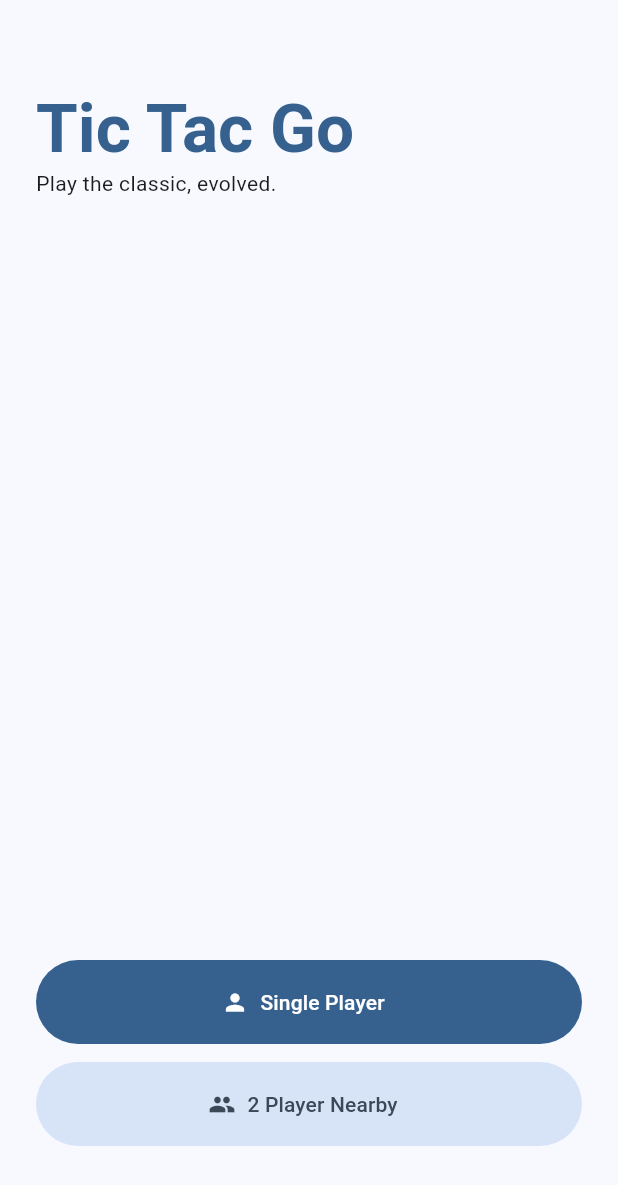
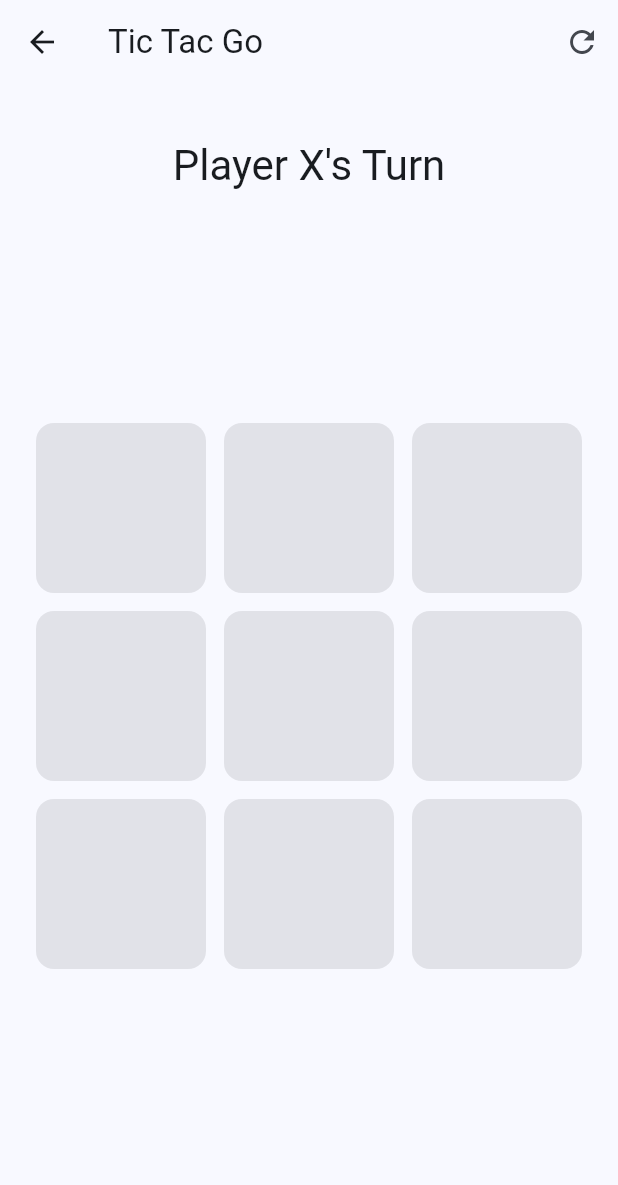
Before and after one commit to harshit2k4/tictacgo, a Flutter app: the screen it shows after launch, after a tap on "Single Player", on a phone screen of 412 x 824 dp. Shown: the top 1185 px of the screen. Run offline on Flutter 3.47's test engine with Material 3 defaults, Android fonts, the phone set to English and light mode, and no system bars; our stand-ins replace flutter_riverpod, riverpod_annotation; generated files the repository leaves out were written again.

Commit message:
feat(screen): create game play interface

```diff
--- /dev/null
+++ b/lib/features/game/presentation/screens/game_screen.dart
@@ -0,0 +1,77 @@
+import 'package:flutter/material.dart';
+import 'package:flutter_riverpod/flutter_riverpod.dart';
+import 'package:tictacgo/features/game/application/game_notifier.dart';
+import 'package:tictacgo/features/game/domain/player.dart';
+import 'package:tictacgo/features/game/presentation/widgets/game_cell.dart';
+
+class GameScreen extends ConsumerWidget {
+  const GameScreen({super.key});
+
+  @override
+  Widget build(BuildContext context, WidgetRef ref) {
+    final state = ref.watch(gameNotifierProvider);
+
+    return Scaffold(
+      appBar: AppBar(
+        title: const Text('Tic Tac Go'),
+        actions: [
+          IconButton(
+            onPressed: () =>
+                ref.read(gameNotifierProvider.notifier).resetGame(),
+            icon: const Icon(Icons.refresh),
+          ),
+        ],
+      ),
+      body: SafeArea(
+        child: Column(
+          children: [
+            const SizedBox(height: 20),
+            // Status Text
+            Padding(
+              padding: const EdgeInsets.symmetric(vertical: 16.0),
+              child: Text(
+                state.winner != null
+                    ? 'Winner: ${state.winner == Player.x ? "X" : "O"}'
+                    : state.isDraw
+                    ? 'It\'s a Draw!'
+                    : 'Player ${state.currentPlayer == Player.x ? "X" : "O"}\'s Turn',
+                style: Theme.of(context).textTheme.headlineMedium,
+              ),
+            ),
+
+            // Main board
+            Expanded(
+              child: Center(
+                child: AspectRatio(
+                  aspectRatio: 1,
+                  child: Padding(
+                    padding: const EdgeInsets.all(24.0),
+                    child: GridView.builder(
+                      physics: const NeverScrollableScrollPhysics(),
+                      gridDelegate:
+                          const SliverGridDelegateWithFixedCrossAxisCount(
+                            crossAxisCount: 3,
+                            crossAxisSpacing: 12,
+                            mainAxisSpacing: 12,
+                          ),
+                      itemCount: 9,
+                      itemBuilder: (context, index) {
+                        return GameCell(
+                          index: index,
+                          player: state.cells[index],
+                        );
+                      },
+                    ),
+                  ),
+                ),
+              ),
+            ),
+
+            // Bottom Spacer for uniform look
+            const SizedBox(height: 40),
+          ],
+        ),
+      ),
+    );
+  }
+}
--- a/lib/features/game/presentation/screens/home_screen.dart
+++ b/lib/features/game/presentation/screens/home_screen.dart
@@ -1,4 +1,5 @@
 import 'package:flutter/material.dart';
+import 'package:tictacgo/features/game/presentation/screens/game_screen.dart';
 
 class HomeScreen extends StatelessWidget {
   const HomeScreen({super.key});
@@ -25,7 +26,9 @@ class HomeScreen extends StatelessWidget {
 
               FilledButton.icon(
                 onPressed: () {
-                  // TODO: Navigate to Game Screen
+                  Navigator.of(context).push(
+                    MaterialPageRoute(builder: (context) => const GameScreen()),
+                  );
                 },
                 style: FilledButton.styleFrom(
                   minimumSize: const Size(double.infinity, 56),
--- /dev/null
+++ b/lib/features/game/presentation/widgets/game_cell.dart
@@ -0,0 +1,45 @@
+import 'package:flutter/material.dart';
+import 'package:flutter_riverpod/flutter_riverpod.dart';
+import 'package:tictacgo/features/game/application/game_notifier.dart';
+import 'package:tictacgo/features/game/domain/player.dart';
+
+class GameCell extends ConsumerWidget {
+  final int index;
+  final Player player;
+
+  const GameCell({super.key, required this.index, required this.player});
+
+  @override
+  Widget build(BuildContext context, WidgetRef ref) {
+    return GestureDetector(
+      onTap: () {
+        // Call notifier to make a move
+        ref.read(gameNotifierProvider.notifier).makeMove(index);
+      },
+      child: Container(
+        decoration: BoxDecoration(
+          // Using M3 Surface container colors
+          color: Theme.of(context).colorScheme.surfaceContainerHighest,
+          borderRadius: BorderRadius.circular(12),
+        ),
+        child: Center(child: _buildPlayerMarker()),
+      ),
+    );
+  }
+
+  Widget _buildPlayerMarker() {
+    // Simple text for now, replace with animations later
+    if (player == Player.x) {
+      return const Text(
+        'X',
+        style: TextStyle(fontSize: 40, fontWeight: FontWeight.bold),
+      );
+    } else if (player == Player.o) {
+      return const Text(
+        'O',
+        style: TextStyle(fontSize: 40, fontWeight: FontWeight.bold),
+      );
+    }
+    return const SizedBox.shrink();
+  }
+}
```
